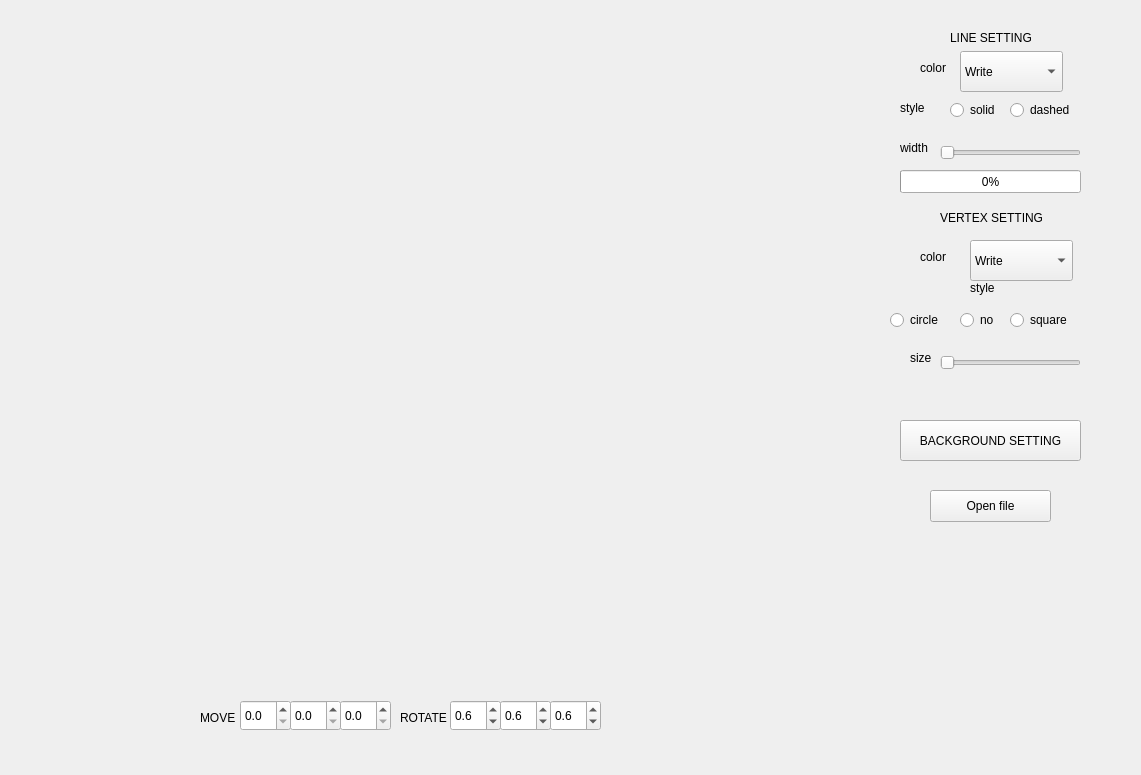
Before: the Qt Designer form 3DWieve/mainwindow.ui in Selloni/3D_Viever_C, drawn with Qt 5.
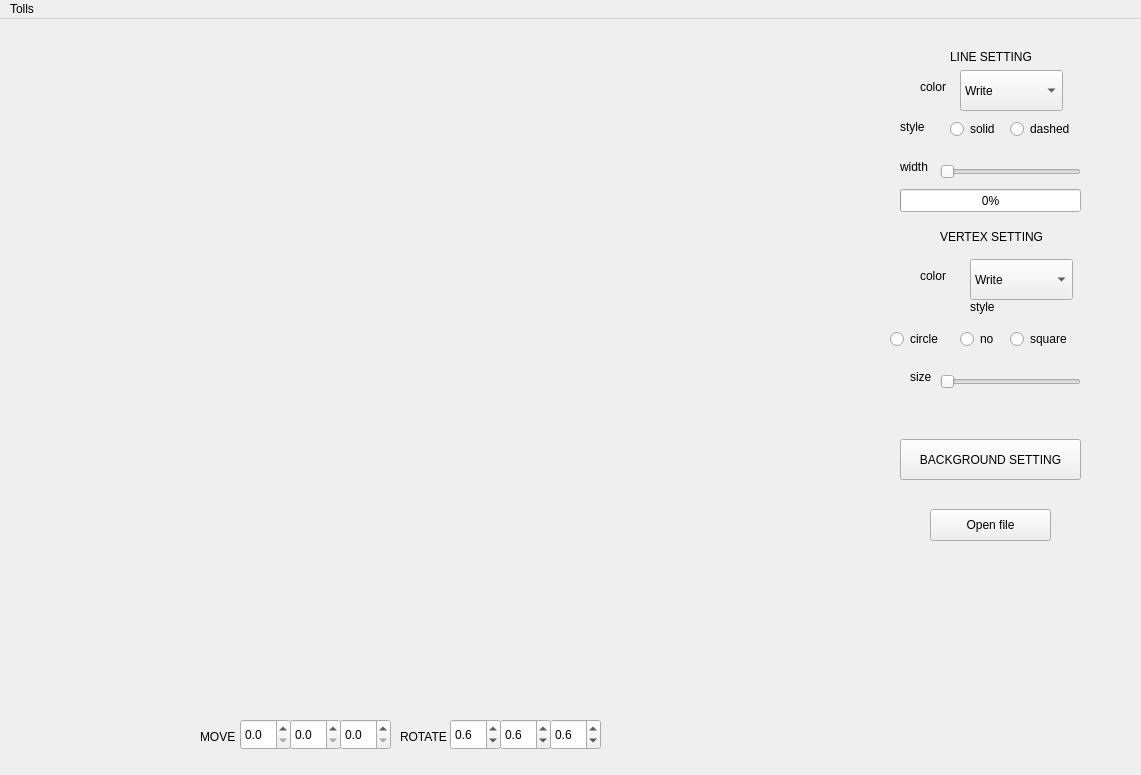
After: the same form once the commit is applied. Custom widgets are drawn as their Qt base class.

```diff
--- a/3DWieve/mainwindow.ui
+++ b/3DWieve/mainwindow.ui
@@ -493,6 +493,13 @@
      <height>24</height>
     </rect>
    </property>
+   <widget class="QMenu" name="menuTolls">
+    <property name="title">
+     <string>Tolls</string>
+    </property>
+    <addaction name="actioninfo"/>
+   </widget>
+   <addaction name="menuTolls"/>
   </widget>
  </widget>
  <customwidgets>
```
Left out of the diff: 5 changed lines with no effect on the pictures.
